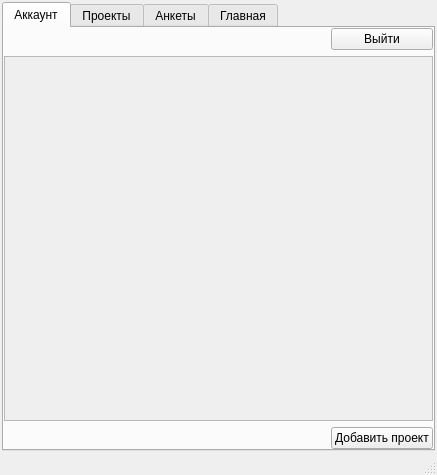
Before: the Qt Designer form MainWindow.ui in mr-Din/ItConnect, drawn with Qt 5.
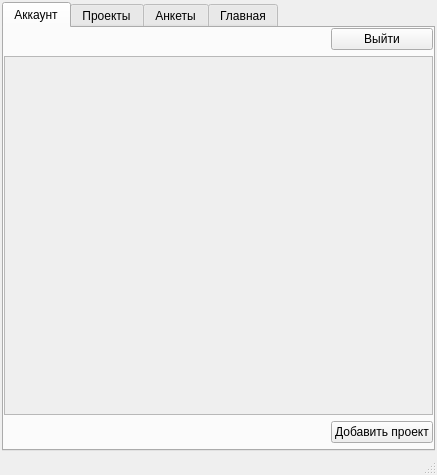
After: the same form once the commit is applied. The open tabs and pages were chosen to show the change.

Patch:
```diff
--- a/MainWindow.ui
+++ b/MainWindow.ui
@@ -218,7 +218,7 @@
              <number>0</number>
             </property>
             <property name="bottomMargin">
-             <number>0</number>
+             <number>6</number>
             </property>
             <item row="0" column="0">
              <spacer name="horizontalSpacer_3">
@@ -251,7 +251,7 @@
                  <x>0</x>
                  <y>0</y>
                  <width>427</width>
-                 <height>336</height>
+                 <height>330</height>
                 </rect>
                </property>
               </widget>
```
Left out of the diff: 4 changed lines with no effect on the pictures.
